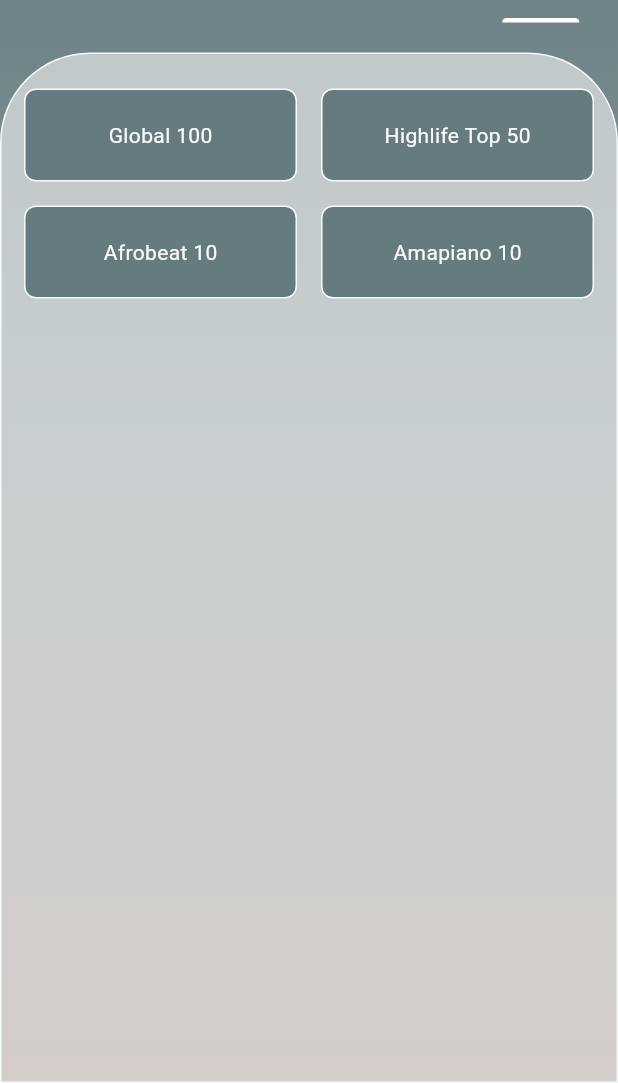
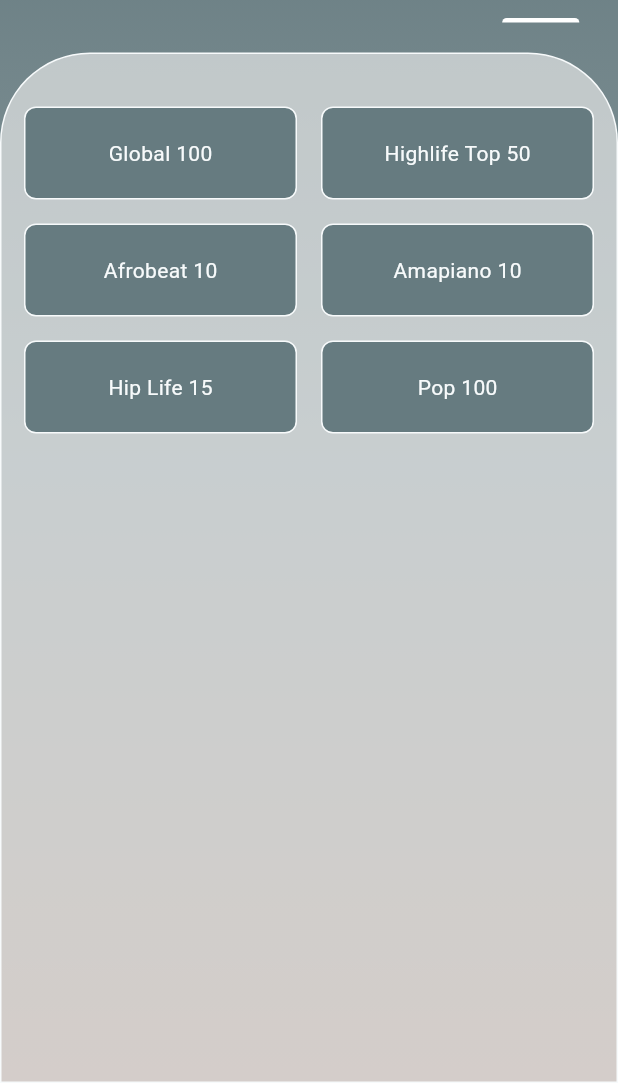
Before and after one commit to kwakyebrilliant/play, a Flutter app: the LibraryPage screen opened directly, tab 4 chosen, on a phone screen of 412 x 824 dp, the part 153-1236 px from its top. Run offline on Flutter 3.47's test engine with Material 3 defaults, Android fonts, the phone set to English and light mode, and no system bars.

Commit message:
library updates

```diff
--- a/lib/screens/library/library_page.dart
+++ b/lib/screens/library/library_page.dart
@@ -399,8 +399,10 @@ class _LibraryPageState extends State<LibraryPage> {
         ),
       ],
     ),
+
+    //Charts contents here
     Padding(
-      padding: const EdgeInsets.only(left: 7.0, right: 7.0, top: 15.0),
+      padding: const EdgeInsets.only(left: 7.0, right: 7.0, top: 27.0),
       child: Row(
         children: [
           Expanded(
@@ -458,6 +460,32 @@ class _LibraryPageState extends State<LibraryPage> {
                     ),
                   ),
                 ),
+
+                //3
+                Padding(
+                  padding: const EdgeInsets.all(8.0),
+                  child: Container(
+                    decoration: BoxDecoration(
+                      color: const Color(0xFF667b80),
+                      borderRadius: BorderRadius.circular(8.0),
+                      border: Border.all(
+                        width: 1.0,
+                        color: const Color(0xFFF7fAFB),
+                      ),
+                    ),
+                    child: const Padding(
+                      padding: EdgeInsets.all(20.0),
+                      child: Center(
+                        child: Text(
+                          'Hip Life 15',
+                          style: TextStyle(
+                            color: Color(0xFFF7fAFB),
+                          ),
+                        ),
+                      ),
+                    ),
+                  ),
+                ),
               ],
             ),
           ),
@@ -465,7 +493,7 @@ class _LibraryPageState extends State<LibraryPage> {
             child: Column(
               crossAxisAlignment: CrossAxisAlignment.stretch,
               children: [
-                //3
+                //4
                 Padding(
                   padding: const EdgeInsets.all(8.0),
                   child: Container(
@@ -491,7 +519,7 @@ class _LibraryPageState extends State<LibraryPage> {
                   ),
                 ),
 
-                //4
+                //5
                 Padding(
                   padding: const EdgeInsets.all(8.0),
                   child: Container(
@@ -508,6 +536,32 @@ class _LibraryPageState extends State<LibraryPage> {
                       child: Center(
                         child: Text(
                           'Amapiano 10',
+                          style: TextStyle(
+                            color: Color(0xFFF7fAFB),
+                          ),
+                        ),
+                      ),
+                    ),
+                  ),
+                ),
+
+                //6
+                Padding(
+                  padding: const EdgeInsets.all(8.0),
+                  child: Container(
+                    decoration: BoxDecoration(
+                      color: const Color(0xFF667b80),
+                      borderRadius: BorderRadius.circular(8.0),
+                      border: Border.all(
+                        width: 1.0,
+                        color: const Color(0xFFF7fAFB),
+                      ),
+                    ),
+                    child: const Padding(
+                      padding: EdgeInsets.all(20.0),
+                      child: Center(
+                        child: Text(
+                          'Pop 100',
                           style: TextStyle(
                             color: Color(0xFFF7fAFB),
                           ),
```
